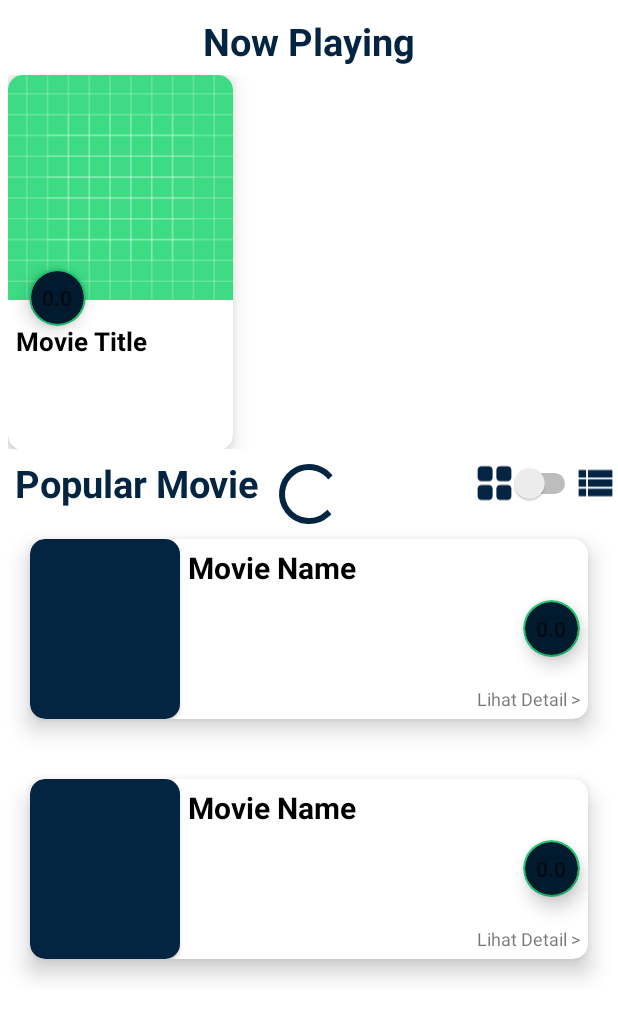
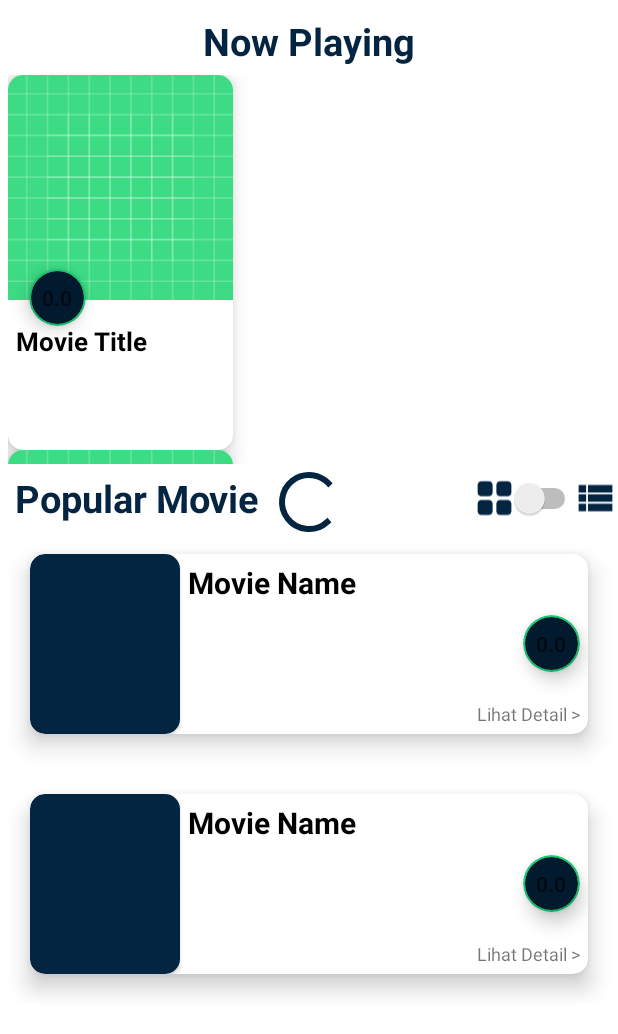
Before and after one commit to ikhwanma/MovieCatalog, an Android app: the layout fragment_home.xml on its own in the app's theme, with its tools: preview values and no code run, on a phone screen of 412 x 824 dp. Shown: the top 1034 px of the screen. Run offline under Robolectric (Android 15) with nearby library versions, the phone set to English and light mode, and no system bars.

Commit message:
Update UI

```diff
--- a/app/src/main/java/ikhwan/binar/binarchallengelima/ui/fragment/HomeFragment.kt
+++ b/app/src/main/java/ikhwan/binar/binarchallengelima/ui/fragment/HomeFragment.kt
@@ -158,6 +158,7 @@ class HomeFragment : Fragment() {
     }
 
     private fun showList(data: List<ResultMovie>?) {
+        binding.rvMovie.isNestedScrollingEnabled = false
         binding.rvMovie.layoutManager = GridLayoutManager(requireContext(), 2)
         val adapter = MovieAdapter(object : MovieAdapter.OnClickListener {
             override fun onClickItem(data: ResultMovie) {
--- a/app/src/main/res/layout/fragment_detail.xml
+++ b/app/src/main/res/layout/fragment_detail.xml
@@ -89,7 +89,7 @@
             <ImageView
                 android:id="@+id/img_background_detail"
                 android:layout_width="match_parent"
-                android:layout_height="350dp"
+                android:layout_height="370dp"
                 android:contentDescription="@string/image"
                 android:scaleType="centerCrop"
                 android:tintMode="multiply"
--- a/app/src/main/res/layout/fragment_home.xml
+++ b/app/src/main/res/layout/fragment_home.xml
@@ -1,14 +1,21 @@
 <?xml version="1.0" encoding="utf-8"?>
-<ScrollView xmlns:android="http://schemas.android.com/apk/res/android"
+<androidx.core.widget.NestedScrollView xmlns:android="http://schemas.android.com/apk/res/android"
     xmlns:tools="http://schemas.android.com/tools"
     android:layout_width="match_parent"
     android:layout_height="match_parent"
     android:orientation="vertical"
-    tools:context=".ui.fragment.HomeFragment">
+    tools:context=".ui.fragment.HomeFragment"
+    tools:ignore="ScrollViewCount">
 
     <RelativeLayout
         android:layout_width="match_parent"
-        android:layout_height="wrap_content">
+        android:layout_height="match_parent">
+
+        <ProgressBar
+            android:id="@+id/progress_circular"
+            android:layout_width="wrap_content"
+            android:layout_height="wrap_content"
+            android:layout_centerInParent="true" />
 
         <TextView
             android:id="@+id/tv_now"
@@ -25,9 +32,9 @@
         <androidx.recyclerview.widget.RecyclerView
             android:id="@+id/rv_now"
             android:layout_width="match_parent"
+            android:layout_height="270dp"
+            android:layout_below="@+id/tv_now"
             android:padding="5dp"
-            android:layout_height="260dp"
-            android:layout_below="@+id/tv_now"
             tools:listitem="@layout/item_now" />
 
         <TextView
@@ -47,14 +54,10 @@
             android:layout_height="match_parent"
             android:layout_below="@+id/tv_popular"
             android:layout_alignParentBottom="true"
+            android:overScrollMode="never"
             tools:itemCount="2"
             tools:listitem="@layout/item_movie_linear" />
 
-        <ProgressBar
-            android:id="@+id/progress_circular"
-            android:layout_width="wrap_content"
-            android:layout_height="wrap_content"
-            android:layout_centerInParent="true" />
 
         <Switch
             android:id="@+id/switch_rv"
@@ -88,4 +91,4 @@
     </RelativeLayout>
 
 
-</ScrollView>
+</androidx.core.widget.NestedScrollView>
```
